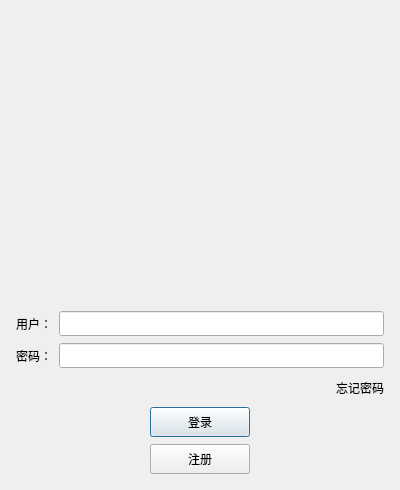
Old version of the form client/chat/logindialog.ui in the repository lxrsnmgr/LxrWeChat.
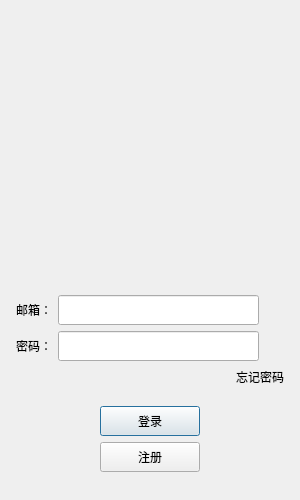
New version of the form. Icons and pictures are not drawn. Custom widgets are drawn as their Qt base class.

Diff of the .ui file:
```diff
--- a/client/chat/logindialog.ui
+++ b/client/chat/logindialog.ui
@@ -6,50 +6,28 @@
    <rect>
     <x>0</x>
     <y>0</y>
-    <width>400</width>
-    <height>490</height>
+    <width>300</width>
+    <height>500</height>
    </rect>
   </property>
+  <property name="minimumSize">
+   <size>
+    <width>300</width>
+    <height>500</height>
+   </size>
+  </property>
+  <property name="maximumSize">
+   <size>
+    <width>300</width>
+    <height>500</height>
+   </size>
+  </property>
   <property name="windowTitle">
    <string>Dialog</string>
   </property>
-  <layout class="QVBoxLayout" name="verticalLayout_2">
-   <property name="spacing">
-    <number>7</number>
-   </property>
+  <layout class="QVBoxLayout" name="verticalLayout_3">
    <item>
-    <widget class="QWidget" name="widget" native="true">
-     <layout class="QGridLayout" name="gridLayout">
-      <item row="1" column="0">
-       <widget class="QLabel" name="label">
-        <property name="sizePolicy">
-         <sizepolicy hsizetype="Ignored" vsizetype="Ignored">
-          <horstretch>0</horstretch>
-          <verstretch>0</verstretch>
-         </sizepolicy>
-        </property>
-        <property name="text">
-         <string/>
-        </property>
-        <property name="pixmap">
-         <pixmap resource="rc.qrc">:/rce/login.png</pixmap>
-        </property>
-        <property name="scaledContents">
-         <bool>false</bool>
-        </property>
-        <property name="alignment">
-         <set>Qt::AlignCenter</set>
-        </property>
-       </widget>
-      </item>
-     </layout>
-    </widget>
-   </item>
-   <item>
-    <layout class="QVBoxLayout" name="verticalLayout">
-     <property name="spacing">
-      <number>7</number>
-     </property>
+    <layout class="QVBoxLayout" name="verticalLayout_2">
      <property name="leftMargin">
       <number>5</number>
      </property>
@@ -63,50 +41,129 @@
       <number>5</number>
      </property>
      <item>
-      <layout class="QHBoxLayout" name="horizontalLayout">
-       <property name="spacing">
-        <number>7</number>
+      <widget class="QLabel" name="err_tip">
+       <property name="minimumSize">
+        <size>
+         <width>0</width>
+         <height>25</height>
+        </size>
        </property>
-       <item>
-        <widget class="QLabel" name="user_label">
-         <property name="minimumSize">
-          <size>
-           <width>0</width>
-           <height>25</height>
-          </size>
-         </property>
-         <property name="maximumSize">
-          <size>
-           <width>16777215</width>
-           <height>25</height>
-          </size>
-         </property>
-         <property name="text">
-          <string>用户：</string>
-         </property>
-        </widget>
-       </item>
-       <item>
-        <widget class="QLineEdit" name="user_edit">
-         <property name="minimumSize">
-          <size>
-           <width>0</width>
-           <height>25</height>
-          </size>
-         </property>
-         <property name="maximumSize">
-          <size>
-           <width>16777215</width>
-           <height>25</height>
-          </size>
-         </property>
-        </widget>
-       </item>
-      </layout>
+       <property name="maximumSize">
+        <size>
+         <width>16777215</width>
+         <height>25</height>
+        </size>
+       </property>
+       <property name="text">
+        <string/>
+       </property>
+       <property name="alignment">
+        <set>Qt::AlignCenter</set>
+       </property>
+      </widget>
+     </item>
+     <item>
+      <widget class="QWidget" name="head_widget" native="true">
+       <property name="minimumSize">
+        <size>
+         <width>200</width>
+         <height>230</height>
+        </size>
+       </property>
+       <layout class="QGridLayout" name="gridLayout">
+        <item row="1" column="0">
+         <widget class="QLabel" name="head_label">
+          <property name="minimumSize">
+           <size>
+            <width>200</width>
+            <height>200</height>
+           </size>
+          </property>
+          <property name="maximumSize">
+           <size>
+            <width>200</width>
+            <height>200</height>
+           </size>
+          </property>
+          <property name="text">
+           <string/>
+          </property>
+         </widget>
+        </item>
+       </layout>
+      </widget>
+     </item>
+     <item>
+      <spacer name="verticalSpacer_3">
+       <property name="orientation">
+        <enum>Qt::Vertical</enum>
+       </property>
+       <property name="sizeHint" stdset="0">
+        <size>
+         <width>20</width>
+         <height>40</height>
+        </size>
+       </property>
+      </spacer>
      </item>
      <item>
       <layout class="QHBoxLayout" name="horizontalLayout_2">
        <item>
+        <widget class="QLabel" name="email_lb">
+         <property name="minimumSize">
+          <size>
+           <width>0</width>
+           <height>25</height>
+          </size>
+         </property>
+         <property name="maximumSize">
+          <size>
+           <width>16777215</width>
+           <height>25</height>
+          </size>
+         </property>
+         <property name="text">
+          <string>邮箱：</string>
+         </property>
+        </widget>
+       </item>
+       <item>
+        <widget class="QLineEdit" name="email_edit">
+         <property name="minimumSize">
+          <size>
+           <width>0</width>
+           <height>30</height>
+          </size>
+         </property>
+         <property name="maximumSize">
+          <size>
+           <width>16777215</width>
+           <height>30</height>
+          </size>
+         </property>
+        </widget>
+       </item>
+       <item>
+        <spacer name="horizontalSpacer_6">
+         <property name="orientation">
+          <enum>Qt::Horizontal</enum>
+         </property>
+         <property name="sizeType">
+          <enum>QSizePolicy::Fixed</enum>
+         </property>
+         <property name="sizeHint" stdset="0">
+          <size>
+           <width>25</width>
+           <height>20</height>
+          </size>
+         </property>
+        </spacer>
+       </item>
+      </layout>
+     </item>
+     <item>
+      <layout class="QHBoxLayout" name="horizontalLayout_3">
+       <item>
         <widget class="QLabel" name="pass_label">
          <property name="minimumSize">
           <size>
@@ -130,21 +187,37 @@
          <property name="minimumSize">
           <size>
            <width>0</width>
-           <height>25</height>
+           <height>30</height>
           </size>
          </property>
          <property name="maximumSize">
           <size>
            <width>16777215</width>
-           <height>25</height>
+           <height>30</height>
           </size>
          </property>
         </widget>
        </item>
+       <item>
+        <spacer name="horizontalSpacer_7">
+         <property name="orientation">
+          <enum>Qt::Horizontal</enum>
+         </property>
+         <property name="sizeType">
+          <enum>QSizePolicy::Fixed</enum>
+         </property>
+         <property name="sizeHint" stdset="0">
+          <size>
+           <width>25</width>
+           <height>20</height>
+          </size>
+         </property>
+        </spacer>
+       </item>
       </layout>
      </item>
      <item>
-      <layout class="QHBoxLayout" name="horizontalLayout_3">
+      <layout class="QHBoxLayout" name="horizontalLayout_4">
        <item>
         <spacer name="horizontalSpacer">
          <property name="orientation">
@@ -160,18 +233,6 @@
        </item>
        <item>
         <widget class="ClickedLabel" name="forget_label">
-         <property name="minimumSize">
-          <size>
-           <width>0</width>
-           <height>25</height>
-          </size>
-         </property>
-         <property name="maximumSize">
-          <size>
-           <width>16777215</width>
-           <height>25</height>
-          </size>
-         </property>
          <property name="text">
           <string>忘记密码</string>
          </property>
@@ -180,7 +241,20 @@
       </layout>
      </item>
      <item>
-      <layout class="QHBoxLayout" name="horizontalLayout_4">
+      <spacer name="verticalSpacer_2">
+       <property name="orientation">
+        <enum>Qt::Vertical</enum>
+       </property>
+       <property name="sizeHint" stdset="0">
+        <size>
+         <width>20</width>
+         <height>40</height>
+        </size>
+       </property>
+      </spacer>
+     </item>
+     <item>
+      <layout class="QHBoxLayout" name="horizontalLayout_5">
        <item>
         <spacer name="horizontalSpacer_2">
          <property name="orientation">
@@ -202,12 +276,6 @@
            <height>30</height>
           </size>
          </property>
-         <property name="maximumSize">
-          <size>
-           <width>16777215</width>
-           <height>30</height>
-          </size>
-         </property>
          <property name="text">
           <string>登录</string>
          </property>
@@ -229,7 +297,7 @@
       </layout>
      </item>
      <item>
-      <layout class="QHBoxLayout" name="horizontalLayout_5">
+      <layout class="QHBoxLayout" name="horizontalLayout_6">
        <item>
         <spacer name="horizontalSpacer_4">
          <property name="orientation">
@@ -245,12 +313,6 @@
        </item>
        <item>
         <widget class="QPushButton" name="reg_btn">
-         <property name="sizePolicy">
-          <sizepolicy hsizetype="Minimum" vsizetype="Fixed">
-           <horstretch>0</horstretch>
-           <verstretch>0</verstretch>
-          </sizepolicy>
-         </property>
          <property name="minimumSize">
           <size>
            <width>100</width>
@@ -277,6 +339,19 @@
        </item>
       </layout>
      </item>
+     <item>
+      <spacer name="verticalSpacer">
+       <property name="orientation">
+        <enum>Qt::Vertical</enum>
+       </property>
+       <property name="sizeHint" stdset="0">
+        <size>
+         <width>20</width>
+         <height>40</height>
+        </size>
+       </property>
+      </spacer>
+     </item>
     </layout>
    </item>
   </layout>
```
Left out of the diff: 6 changed lines with no effect on the pictures.
